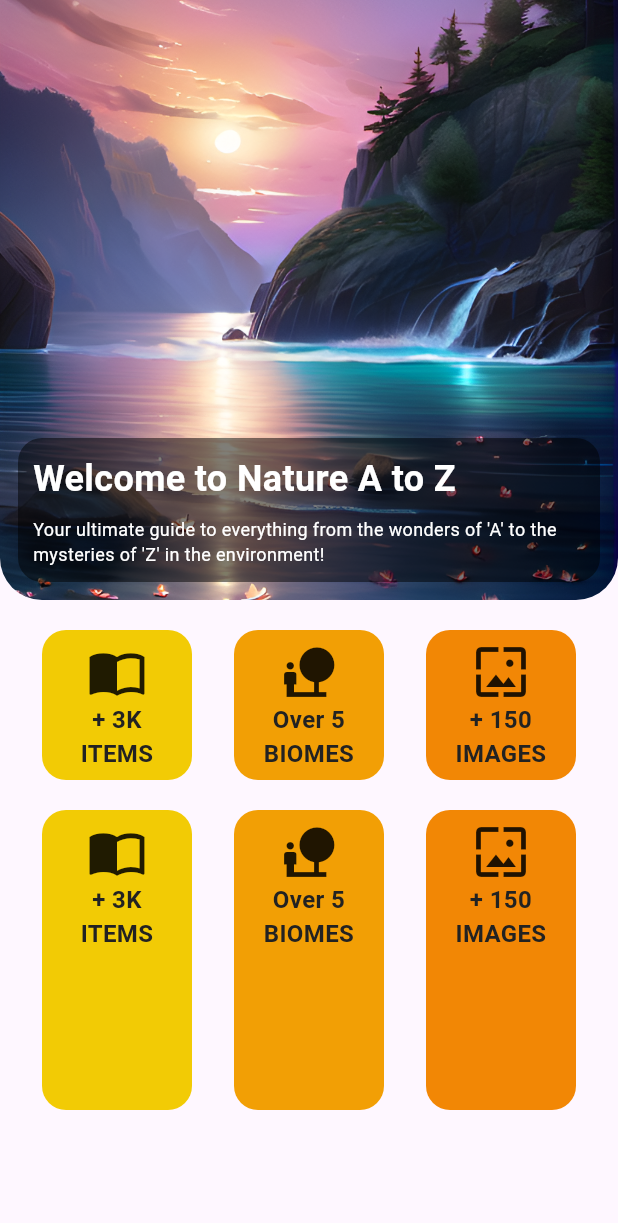
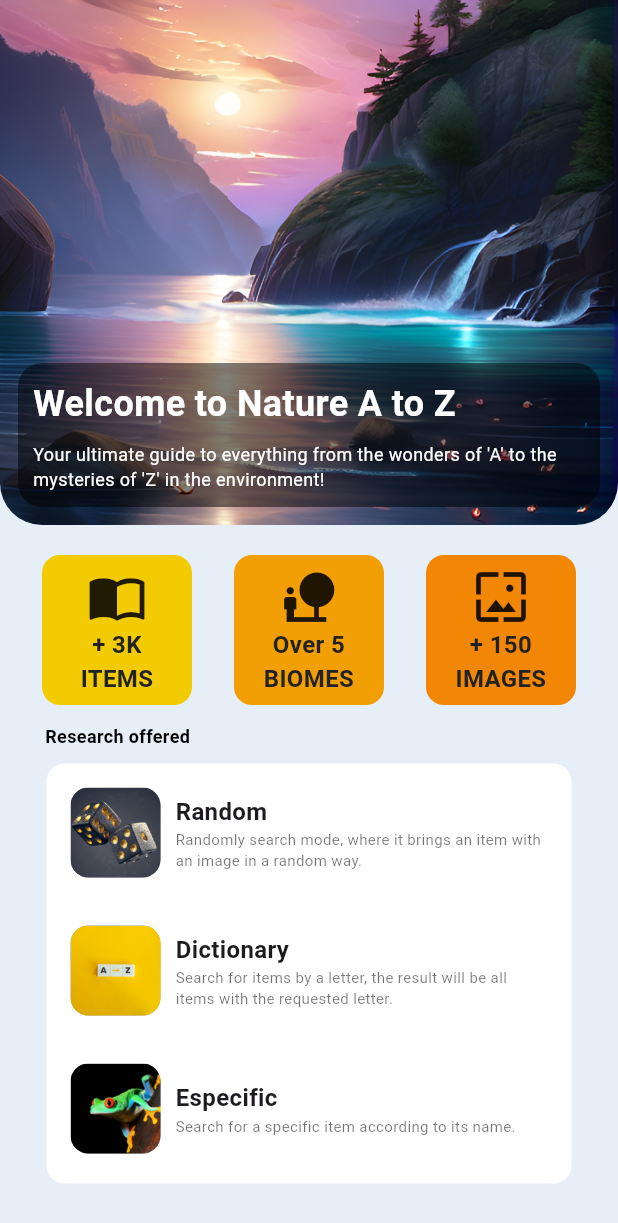
Before and after one commit to gusperandio/nature_flutter, a Flutter app: the HomeScreen screen opened directly, on a phone screen of 412 x 824 dp. Shown: the top 1223 px of the screen. Run offline on Flutter 3.47's test engine with Material 3 defaults, Android fonts, the phone set to English and light mode, and no system bars; our stand-ins replace flutter_svg.

Commit message:
Structure Home

```diff
--- a/lib/pages/home_screen.dart
+++ b/lib/pages/home_screen.dart
@@ -31,12 +31,14 @@ class HomeScreen extends StatelessWidget {
     final _texts = getLocalizedTexts(language);
 
     return Scaffold(
-      body: Column(
+        body: Container(
+      color: const Color(0xFFE6EFF8),
+      child: Column(
         children: [
           Stack(
             children: [
               Container(
-                height: 400,
+                height: 350,
                 width: double.infinity,
                 decoration: BoxDecoration(
                   borderRadius: const BorderRadius.only(
@@ -96,7 +98,7 @@ class HomeScreen extends StatelessWidget {
                   height: 100,
                   decoration: BoxDecoration(
                       color: const Color(0xFFF2CB05),
-                      borderRadius: BorderRadius.circular(16)),
+                      borderRadius: BorderRadius.circular(12)),
                   child: Column(
                     children: [
                       const SizedBox(height: 8),
@@ -119,7 +121,7 @@ class HomeScreen extends StatelessWidget {
                   height: 100,
                   decoration: BoxDecoration(
                       color: const Color(0xFFF29F05),
-                      borderRadius: BorderRadius.circular(16)),
+                      borderRadius: BorderRadius.circular(12)),
                   child: Column(
                     children: [
                       const SizedBox(height: 8),
@@ -142,7 +144,7 @@ class HomeScreen extends StatelessWidget {
                   height: 100,
                   decoration: BoxDecoration(
                       color: const Color(0xFFF28705),
-                      borderRadius: BorderRadius.circular(16)),
+                      borderRadius: BorderRadius.circular(12)),
                   child: Column(
                     children: [
                       const SizedBox(height: 8),
@@ -163,87 +165,162 @@ class HomeScreen extends StatelessWidget {
               ],
             ),
           ),
-          const SizedBox(height: 20),
-          Center(
-            child: Row(
-              mainAxisSize: MainAxisSize.max,
-              mainAxisAlignment: MainAxisAlignment.spaceEvenly,
-              children: <Widget>[
+          Padding(
+            padding: EdgeInsets.fromLTRB(30.0, 12.0, 12.0, 10.0),
+            child: Align(
+              alignment: Alignment.centerLeft,
+              child: Text(
+                _texts['Description']!,
+                style: const TextStyle(
+                  color: Colors.black,
+                  fontSize: 12,
+                  fontWeight: FontWeight.bold,
+                ),
+              ),
+            ),
+          ),
           Container(
-                  width: 100,
-                  height: 200,
+            width: 350,
+            height: 280,
             decoration: BoxDecoration(
-                      color: const Color(0xFFF2CB05),
-                      borderRadius: BorderRadius.circular(16)),
+                color: Colors.white, borderRadius: BorderRadius.circular(12)),
             child: Column(
               children: [
-                      const SizedBox(height: 8),
-                      const Icon(
-                        Icons.import_contacts,
-                        size: 40,
+                Padding(
+                    padding: const EdgeInsets.all(16.0),
+                    child: Row(
+                      children: [
+                        Container(
+                          width: 60,
+                          height: 60,
+                          decoration: BoxDecoration(
+                            borderRadius: BorderRadius.circular(12),
+                            color: Colors.grey,
                           ),
-                      Text(_texts['card1']!,
-                          textAlign: TextAlign.center,
+                          child: ClipRRect(
+                            borderRadius: BorderRadius.circular(12),
+                            child: Image.asset(
+                              'assets/dices.jpg',
+                              fit: BoxFit.cover,
+                            ),
+                          ),
+                        ),
+                        const SizedBox(width: 10),
+                        Expanded(
+                          child: Column(
+                            crossAxisAlignment: CrossAxisAlignment.start,
+                            children: [
+                              Text(
+                                _texts['exTitle1']!,
                                 style: const TextStyle(
-                            color: Color(0xFF222222),
+                                  fontWeight: FontWeight.bold,
                                   fontSize: 16,
-                            fontWeight: FontWeight.w600,
-                          )),
+                                ),
+                              ),
+                              Text(
+                                _texts['exSubTitle1']!,
+                                style: const TextStyle(
+                                  color: Colors.black54,
+                                  fontSize: 10,
+                                ),
+                              ),
                             ],
                           ),
                         ),
+                      ],
+                    )),
+                Padding(
+                    padding: const EdgeInsets.all(16.0),
+                    child: Row(
+                      children: [
                         Container(
-                  width: 100,
-                  height: 200,
+                          width: 60,
+                          height: 60,
                           decoration: BoxDecoration(
-                      color: const Color(0xFFF29F05),
-                      borderRadius: BorderRadius.circular(16)),
+                            borderRadius: BorderRadius.circular(12),
+                            color: Colors.grey,
+                          ),
+                          child: ClipRRect(
+                            borderRadius: BorderRadius.circular(12),
+                            child: Image.asset(
+                              'assets/atoz.jpg',
+                              fit: BoxFit.cover,
+                            ),
+                          ),
+                        ),
+                        const SizedBox(width: 10),
+                        Expanded(
                           child: Column(
+                            crossAxisAlignment: CrossAxisAlignment.start,
                             children: [
-                      const SizedBox(height: 8),
-                      const Icon(
-                        Icons.nature_people,
-                        size: 40,
+                              Text(
+                                _texts['exTitle2']!,
+                                style: const TextStyle(
+                                  fontWeight: FontWeight.bold,
+                                  fontSize: 16,
                                 ),
-                      Text(_texts['card2']!,
-                          textAlign: TextAlign.center,
+                              ),
+                              Text(
+                                _texts['exSubTitle2']!,
                                 style: const TextStyle(
-                            color: Color(0xFF222222),
-                            fontSize: 16,
-                            fontWeight: FontWeight.w600,
-                          )),
+                                  color: Colors.black54,
+                                  fontSize: 10,
+                                ),
+                              ),
                             ],
                           ),
                         ),
+                      ],
+                    )),
+                Padding(
+                    padding: const EdgeInsets.all(16.0),
+                    child: Row(
+                      children: [
                         Container(
-                  width: 100,
-                  height: 200,
+                          width: 60,
+                          height: 60,
                           decoration: BoxDecoration(
-                      color: const Color(0xFFF28705),
-                      borderRadius: BorderRadius.circular(16)),
+                            borderRadius: BorderRadius.circular(12),
+                            color: Colors.grey,
+                          ),
+                          child: ClipRRect(
+                            borderRadius: BorderRadius.circular(12),
+                            child: Image.asset(
+                              'assets/frog.jpg',
+                              fit: BoxFit.cover,
+                            ),
+                          ),
+                        ),
+                        const SizedBox(width: 10),
+                        Expanded(
                           child: Column(
+                            crossAxisAlignment: CrossAxisAlignment.start,
                             children: [
-                      const SizedBox(height: 8),
-                      const Icon(
-                        Icons.wallpaper,
-                        size: 40,
+                              Text(
+                                _texts['exTitle3']!,
+                                style: const TextStyle(
+                                  fontWeight: FontWeight.bold,
+                                  fontSize: 16,
                                 ),
-                      Text(_texts['card3']!,
-                          textAlign: TextAlign.center,
+                              ),
+                              Text(
+                                _texts['exSubTitle3']!,
                                 style: const TextStyle(
-                            color: Color(0xFF222222),
-                            fontSize: 16,
-                            fontWeight: FontWeight.w600,
-                          )),
+                                  color: Colors.black54,
+                                  fontSize: 10,
+                                ),
+                              ),
                             ],
                           ),
                         ),
+                      ],
+                    )),
               ],
             ),
           )
         ],
       ),
-    );
+    ));
   }
 
   Map<String, String> getLocalizedTexts(bool language) {
@@ -256,6 +333,19 @@ class HomeScreen extends StatelessWidget {
       'card1': language ? "+ 3K \nITEMS" : "+ 3Mil \nITEMS",
       'card2': language ? "Over 5 \nBIOMES" : "Mais de 5\n BIOMAS",
       'card3': language ? "+ 150 \nIMAGES" : "+ 150 \nIMAGENS",
+      'Description': language ? 'Research offered' : 'Pesquisas oferecidas',
+      'exTitle1': language ? "Random" : "Aleatório",
+      'exTitle2': language ? "Dictionary" : "Dicionário",
+      'exTitle3': language ? "Especific" : "Específico",
+      'exSubTitle1': language
+          ? "Randomly search mode, where it brings an item with an image in a random way."
+          : "Pesquise no modo aleatório, onde traz um item com imagem de forma randomica.",
+      'exSubTitle2': language
+          ? "Search for items by a letter, the result will be all items with the requested letter."
+          : "Procure items por uma letra, o resultado será todos items com a letra solicitada.",
+      'exSubTitle3': language
+          ? "Search for a specific item according to its name."
+          : "Procure um item específico de acordo com o nome.",
     };
   }
 }
--- a/pubspec.yaml
+++ b/pubspec.yaml
@@ -71,6 +71,9 @@ flutter:
     - assets/wpp2.png
     - assets/wpp3.png
     - assets/globo.jpg
+    - assets/atoz.jpg
+    - assets/frog.jpg
+    - assets/dices.jpg
   #   - images/a_dot_ham.jpeg
 
   # An image asset can refer to one or more resolution-specific "variants", see
```
Also changed, not shown: assets/atoz.jpg (added), assets/dices.jpg (added), assets/frog.jpg (added). Lines whose indentation alone changed are shown as unchanged.
